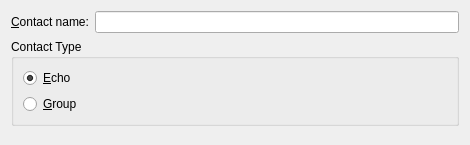
Before: the Qt Designer form webqqaddui.ui in badcell/kopete-lwqq, drawn with Qt 5.
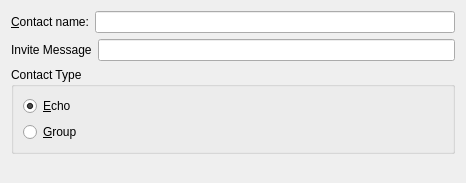
After: the same form once the commit is applied.

```diff
--- a/webqqaddui.ui
+++ b/webqqaddui.ui
@@ -1,35 +1,22 @@
 <ui version="4.0" >
  <class>WebqqAddUI</class>
- <widget class="QWidget" name="WebqqAddUI" >
-  <property name="geometry" >
+ <widget class="QWidget" name="WebqqAddUI">
+  <property name="geometry">
    <rect>
     <x>0</x>
     <y>0</y>
     <width>466</width>
-    <height>145</height>
+    <height>183</height>
    </rect>
   </property>
-  <layout class="QVBoxLayout" >
+  <layout class="QVBoxLayout" name="verticalLayout_2">
    <item>
-    <layout class="QHBoxLayout" >
-     <property name="spacing" >
-      <number>6</number>
-     </property>
-     <property name="leftMargin" >
-      <number>0</number>
-     </property>
-     <property name="topMargin" >
-      <number>0</number>
-     </property>
-     <property name="rightMargin" >
-      <number>0</number>
-     </property>
-     <property name="bottomMargin" >
-      <number>0</number>
-     </property>
+    <layout class="QVBoxLayout" name="verticalLayout">
      <item>
-      <widget class="QLabel" name="textLabel1" >
-       <property name="toolTip" >
+      <layout class="QHBoxLayout" name="horizontalLayout">
+       <item>
+        <widget class="QLabel" name="textLabel1">
+         <property name="toolTip">
         <string>The account name of the account you would like to add.</string>
        </property>
        <property name="whatsThis" >
@@ -44,8 +31,8 @@
       </widget>
      </item>
      <item>
-      <widget class="QLineEdit" name="m_uniqueName" >
-       <property name="toolTip" >
+        <widget class="QLineEdit" name="m_uniqueName">
+         <property name="toolTip">
         <string>The account name of the account you would like to add.</string>
        </property>
        <property name="whatsThis" >
@@ -56,14 +43,30 @@
     </layout>
    </item>
    <item>
-    <widget class="QGroupBox" name="groupBox" >
-     <property name="title" >
+      <layout class="QHBoxLayout" name="horizontalLayout_2">
+       <item>
+        <widget class="QLabel" name="label">
+         <property name="text">
+          <string>Invite Message</string>
+         </property>
+        </widget>
+       </item>
+       <item>
+        <widget class="QLineEdit" name="invite_message"/>
+       </item>
+      </layout>
+     </item>
+    </layout>
+   </item>
+   <item>
+    <widget class="QGroupBox" name="groupBox">
+     <property name="title">
       <string>Contact Type</string>
      </property>
-     <layout class="QVBoxLayout" >
+     <layout class="QVBoxLayout">
       <item>
-       <widget class="QRadioButton" name="m_rbEcho" >
-        <property name="toolTip" >
+       <widget class="QRadioButton" name="m_rbEcho">
+        <property name="toolTip">
          <string>Hey look!  Only one option.  Could you please make this a dropdown and add Null?</string>
         </property>
         <property name="whatsThis" >
@@ -78,8 +81,8 @@
        </widget>
       </item>
       <item>
-       <widget class="QRadioButton" name="m_rbGroup" >
-        <property name="text" >
+       <widget class="QRadioButton" name="m_rbGroup">
+        <property name="text">
          <string>&amp;Group</string>
         </property>
        </widget>
@@ -88,17 +91,14 @@
     </widget>
    </item>
    <item>
-    <spacer>
-     <property name="orientation" >
+    <spacer name="verticalSpacer">
+     <property name="orientation">
       <enum>Qt::Vertical</enum>
      </property>
-     <property name="sizeType" >
-      <enum>QSizePolicy::Expanding</enum>
-     </property>
-     <property name="sizeHint" >
+     <property name="sizeHint" stdset="0">
       <size>
-       <width>448</width>
-       <height>201</height>
+       <width>20</width>
+       <height>0</height>
       </size>
      </property>
     </spacer>
```
Left out of the diff: 17 changed lines with no effect on the pictures. Lines whose indentation alone changed are shown as unchanged.
